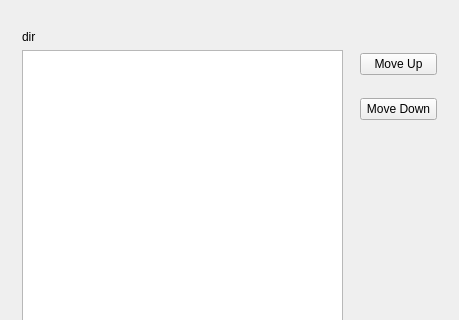
Old version of the form managefile/sortsubdirsdialog.ui in the repository MrMattMunro/filesearch; both pictures show x 0 to 459 and y 0 to 320 of the 459 by 510 pixel window.
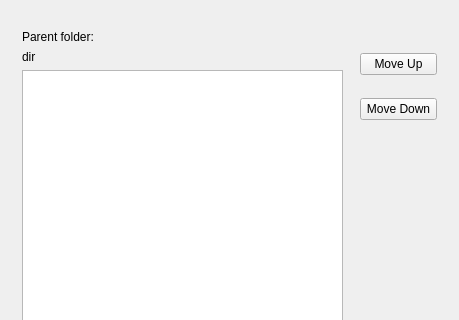
New version of the form.

```diff
--- a/managefile/sortsubdirsdialog.ui
+++ b/managefile/sortsubdirsdialog.ui
@@ -62,6 +62,13 @@
     </rect>
    </property>
    <layout class="QVBoxLayout" name="verticalLayout_2">
+    <item>
+     <widget class="QLabel" name="label">
+      <property name="text">
+       <string>Parent folder:</string>
+      </property>
+     </widget>
+    </item>
     <item>
      <widget class="QLabel" name="dirlabel">
       <property name="text">
```
